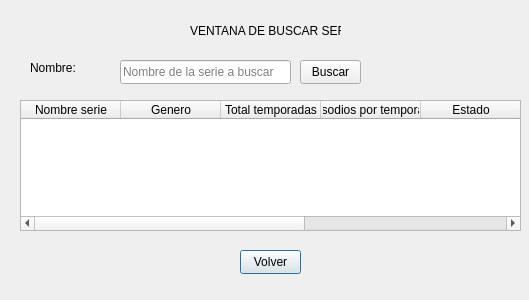
The window that ventanabuscar.ui (josiasarevalorm-jj/ProyectoFinal_Crud_Series) describes before a commit, drawn with Qt 5.
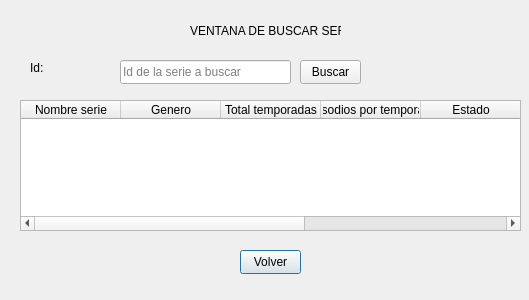
The same window after the commit.

Commit message: Buscar listo

Diff of the .ui file:
```diff
--- a/ventanabuscar.ui
+++ b/ventanabuscar.ui
@@ -39,7 +39,7 @@
     </rect>
    </property>
    <property name="text">
-    <string>Nombre:</string>
+    <string>Id:</string>
    </property>
   </widget>
   <widget class="QLineEdit" name="txtNombre">
@@ -52,7 +52,7 @@
     </rect>
    </property>
    <property name="placeholderText">
-    <string>Nombre de la serie a buscar</string>
+    <string>Id de la serie a buscar</string>
    </property>
   </widget>
   <widget class="QTableWidget" name="tablaBuscar">
```
Left out of the diff: 2 changed lines with no effect on the pictures. The commit also changes 3 other files.
